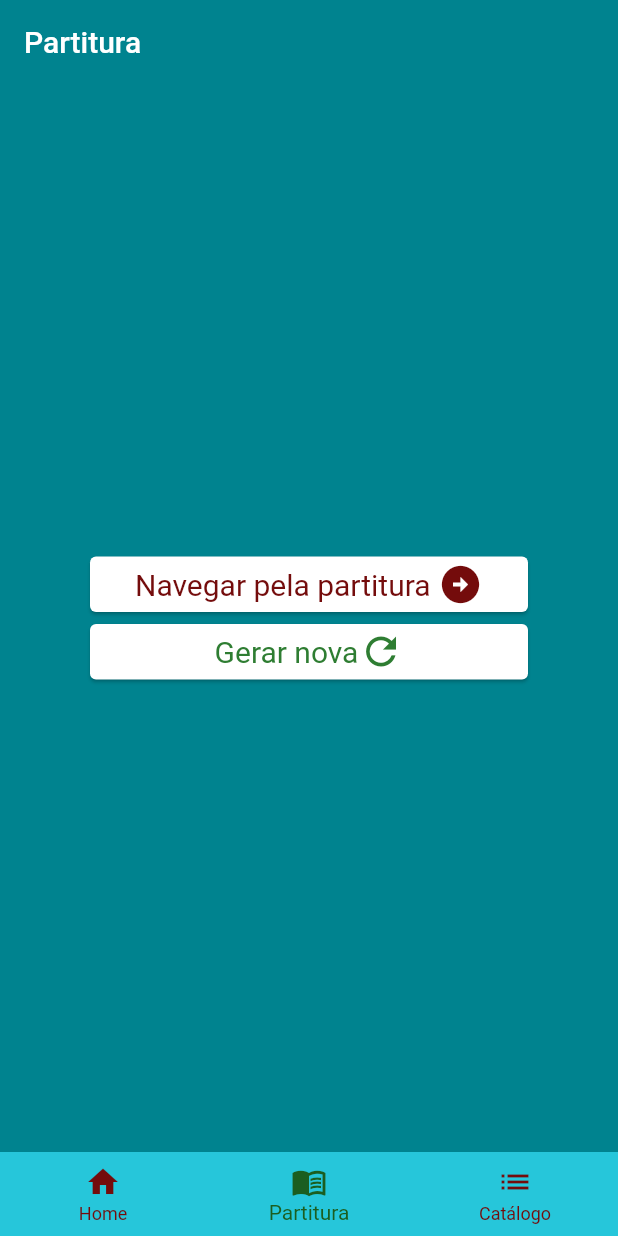
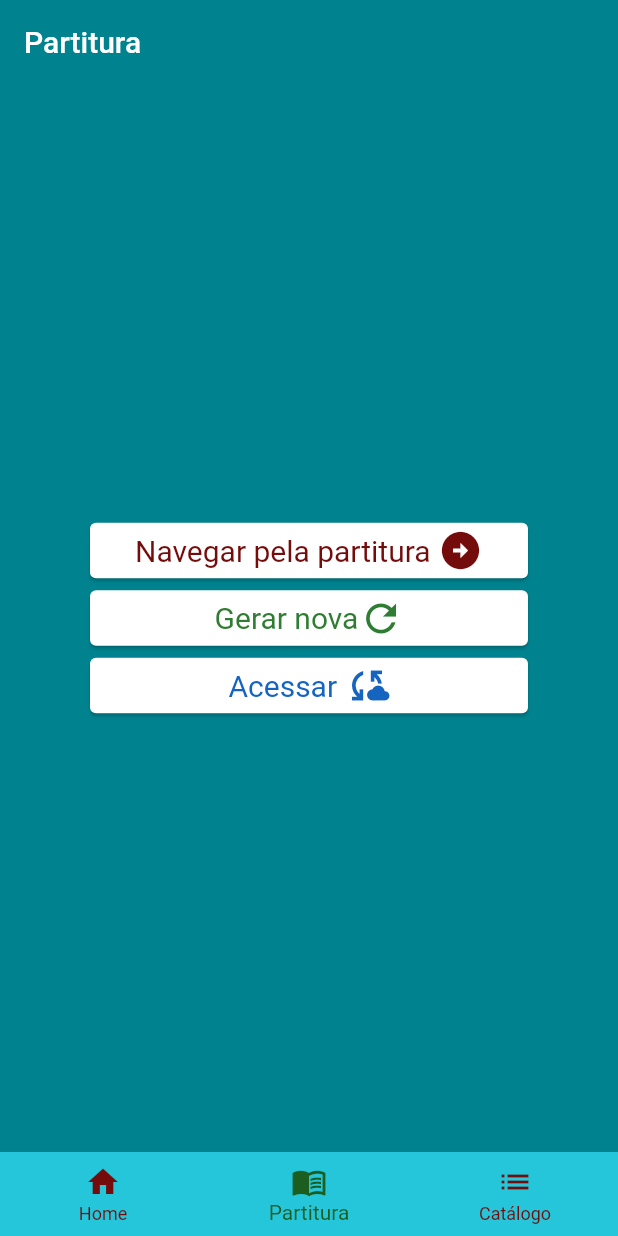
Before and after one commit to ddiasguto/mliturgica, a Flutter app: the screen it shows after launch, item 2 of the bottom bar chosen, on a phone screen of 412 x 824 dp. Run offline on Flutter 3.47's test engine with Material 2 defaults, Android fonts, the phone set to English and light mode, and no system bars.

Commit message:
Sheet button modularized

```diff
--- /dev/null
+++ b/lib/components/Sheet_Components/sheet_buttons.dart
@@ -0,0 +1,124 @@
+import 'package:diasguto/pages/show_music.dart';
+import 'package:diasguto/provider/Maestro.dart';
+import 'package:flutter/material.dart';
+import 'package:provider/provider.dart';
+import '../../widgets/bottom_sheet.dart';
+import '../../widgets/random_sheet_dialog.dart';
+
+Widget generateButton(context) {
+  return Container(
+    width: 300,
+    height: 45,
+    child: Card(
+      child: InkWell(
+        onTap: () {
+          showDialog<String>(
+            context: context,
+            builder: randomSheetDialog,
+          );
+        },
+        splashColor: Color.fromARGB(255, 116, 12, 12),
+        focusColor: Colors.black,
+        child: Row(
+          mainAxisAlignment: MainAxisAlignment.center,
+          children: [
+            Text(
+              'Gerar nova',
+              style: TextStyle(
+                color: Colors.green[800],
+                fontSize: 20,
+              ),
+            ),
+            Icon(
+              Icons.refresh,
+              color: Colors.green[800],
+              size: 30,
+            ),
+          ],
+        ),
+      ),
+    ),
+  );
+}
+
+Widget acessShared(context) {
+  return Container(
+    width: 300,
+    height: 45,
+    child: Card(
+      child: InkWell(
+        onTap: () {
+          /*Navigator.push(context,
+              MaterialPageRoute(builder: (context) => const ShowMusic()));*/
+        },
+        splashColor: Color.fromARGB(255, 116, 12, 12),
+        focusColor: Colors.black,
+        child: Row(
+          mainAxisAlignment: MainAxisAlignment.center,
+          children: [
+            Text(
+              'Acessar ',
+              style: TextStyle(
+                color: Colors.blue[800],
+                fontSize: 20,
+              ),
+            ),
+            Icon(
+              Icons.cloud_sync,
+              color: Colors.blue[800],
+              size: 30,
+            ),
+          ],
+        ),
+      ),
+    ),
+  );
+}
+
+Widget navigateThroughSheet(context) {
+  Maestro maestro = Provider.of<Maestro>(context);
+
+  return Container(
+    width: 300,
+    height: 45,
+    child: Card(
+      child: InkWell(
+        onTap: () {
+          maestro.setLocalListToSheet();
+          maestro.setIndexToZero();
+          maestro.setCatalogueFalse();
+          maestro.setSheetTrue();
+          Navigator.push(context,
+              MaterialPageRoute(builder: (context) => const ShowMusic()));
+        },
+        onLongPress: () {
+          showModalBottomSheet<void>(
+            context: context,
+            builder: (BuildContext context) {
+              return MyBottomSheet();
+            },
+          );
+        },
+        splashColor: Color.fromARGB(255, 116, 12, 12),
+        focusColor: Colors.black,
+        child: const Row(
+          mainAxisAlignment: MainAxisAlignment.center,
+          children: [
+            Text(
+              'Navegar pela partitura ',
+              style: TextStyle(
+                color: Color.fromARGB(255, 116, 12, 12),
+                fontSize: 20,
+              ),
+            ),
+            Icon(
+              Icons.arrow_circle_right,
+              color: Color.fromARGB(255, 116, 12, 12),
+              size: 30,
+            ),
+          ],
+        ),
+      ),
+    ),
+  );
+}
--- a/lib/pages/sheet_page.dart
+++ b/lib/pages/sheet_page.dart
@@ -1,10 +1,5 @@
-import 'package:diasguto/pages/show_music.dart';
-import 'package:diasguto/provider/Maestro.dart';
-import 'package:diasguto/widgets/bottom_sheet.dart';
+import 'package:diasguto/components/Sheet_Components/sheet_buttons.dart';
 import 'package:flutter/material.dart';
-import 'package:provider/provider.dart';
-
-import '../widgets/random_sheet_dialog.dart';
 
 class SheetPage extends StatefulWidget {
   const SheetPage({super.key});
@@ -16,84 +11,10 @@ class SheetPage extends StatefulWidget {
 class _SheetPageState extends State<SheetPage> {
   @override
   Widget build(BuildContext context) {
-    Maestro maestro = Provider.of<Maestro>(context);
     return Column(mainAxisAlignment: MainAxisAlignment.center, children: [
-      Container(
-        width: 300,
-        height: 45,
-        child: Card(
-          child: InkWell(
-            onTap: () {
-              maestro.setLocalListToSheet();
-              maestro.setIndexToZero();
-              maestro.setCatalogueFalse();
-              maestro.setSheetTrue();
-              Navigator.push(context,
-                  MaterialPageRoute(builder: (context) => const ShowMusic()));
-            },
-            onLongPress: () {
-              showModalBottomSheet<void>(
-                context: context,
-                builder: (BuildContext context) {
-                  return MyBottomSheet();
-                },
-              );
-            },
-            splashColor: Color.fromARGB(255, 116, 12, 12),
-            focusColor: Colors.black,
-            child: const Row(
-              mainAxisAlignment: MainAxisAlignment.center,
-              children: [
-                Text(
-                  'Navegar pela partitura ',
-                  style: TextStyle(
-                    color: Color.fromARGB(255, 116, 12, 12),
-                    fontSize: 20,
-                  ),
-                ),
-                Icon(
-                  Icons.arrow_circle_right,
-                  color: Color.fromARGB(255, 116, 12, 12),
-                  size: 30,
-                ),
-              ],
-            ),
-          ),
-        ),
-      ),
-      Container(
-        width: 300,
-        height: 45,
-        child: Card(
-          child: InkWell(
-            onTap: () {
-              showDialog<String>(
-                context: context,
-                builder: randomSheetDialog,
-              );
-            },
-            splashColor: Color.fromARGB(255, 116, 12, 12),
-            focusColor: Colors.black,
-            child: Row(
-              mainAxisAlignment: MainAxisAlignment.center,
-              children: [
-                Text(
-                  'Gerar nova',
-                  style: TextStyle(
-                    color: Colors.green[800],
-                    fontSize: 20,
-                  ),
-                ),
-                Icon(
-                  Icons.refresh,
-                  color: Colors.green[800],
-                  size: 30,
-                ),
-              ],
-            ),
-          ),
-        ),
-      )
+      navigateThroughSheet(context),
+      generateButton(context),
+      acessShared(context),
     ]);
   }
 }
```
